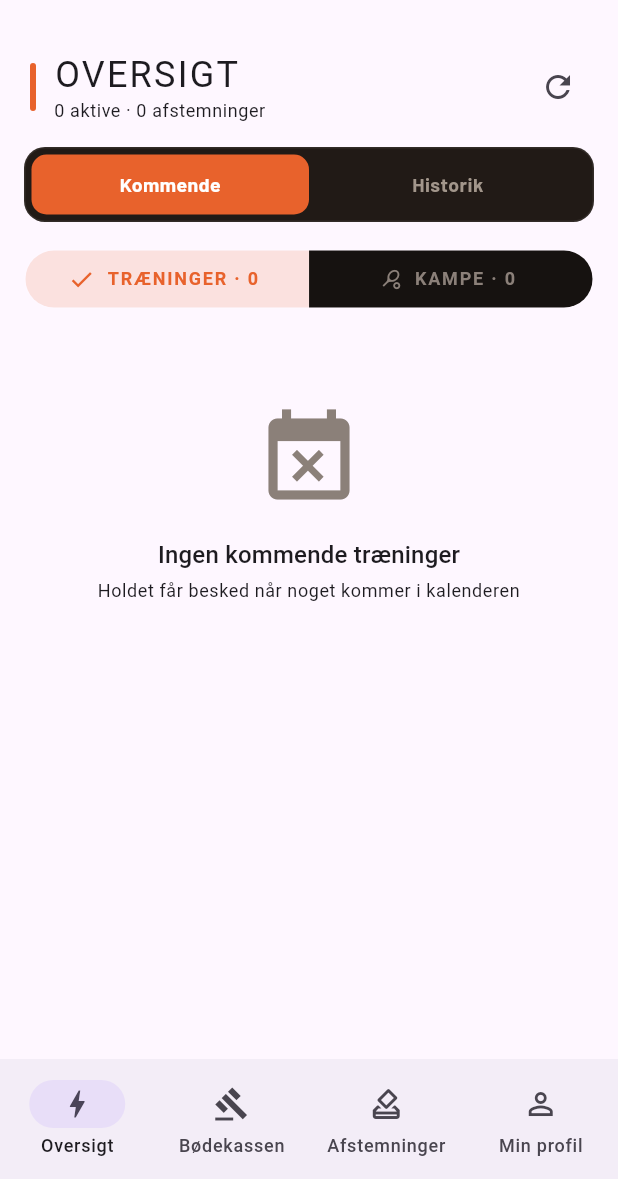
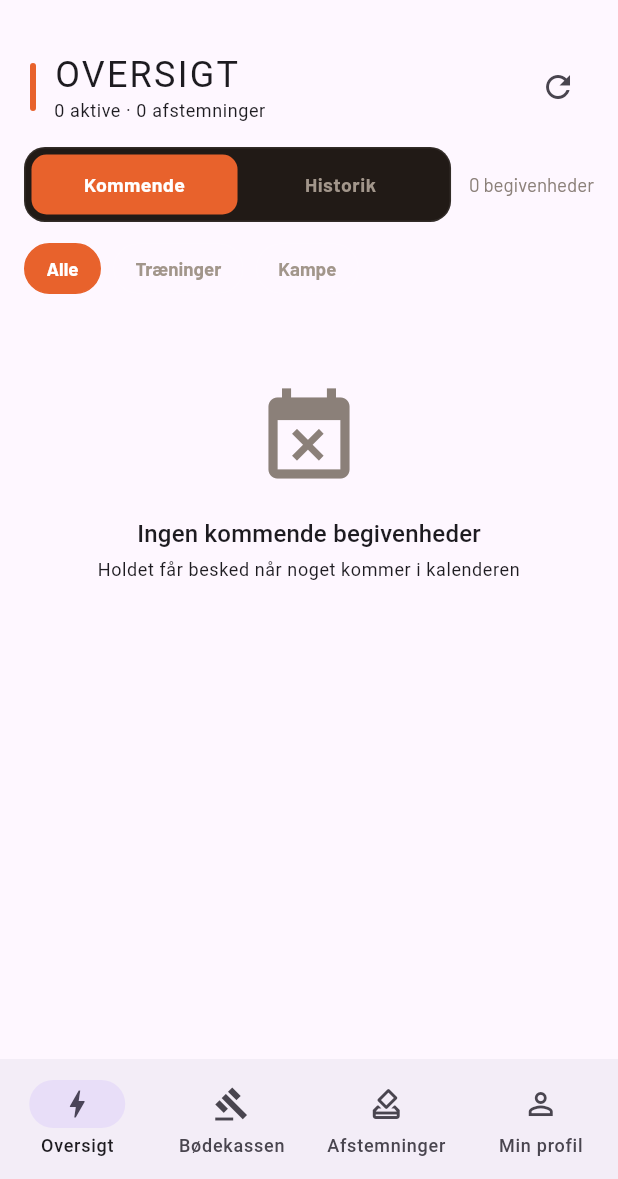
Before and after one commit to nicklashoukjaer/Talentapp, a Flutter app: the HomeShell screen opened directly, on a phone screen of 412 x 824 dp, the part 57-1236 px from its top. Run offline on Flutter 3.47's test engine with Material 3 defaults, Android fonts, the phone set to English and light mode, and no system bars; our stand-ins replace google_fonts, supabase_flutter; missing offline and left inert: dart:html, dart:js, onesignal_flutter; accounts and stored records are empty.

Commit message:
Reskin: Oversigt-filtre matcher prototypen
Filter-chips Alle / Træninger / Kampe som runde pille-chips (accent-fyldt
når aktiv) i stedet for SegmentedButton uden 'Alle'. 'Alle' er nu
standard og viser både træninger og kampe samlet. Antal begivenheder
vises ved siden af Kommende/Historik-toggle, som i prototypen.

Co-Authored-By: Claude Opus 4.8 (1M context) <noreply@anthropic.com>

```diff
--- a/lib/views/oversigt_view.dart
+++ b/lib/views/oversigt_view.dart
@@ -45,8 +45,8 @@ class _OversigtTabState extends State<OversigtTab> {
   List<_FeedItem> _items = const [];
   bool _loading = true;
   String? _error;
-  int _activeView = 0;       // 0 = AKTIVITETER, 1 = AFSTEMNINGER
-  int _activitySubview = 0;  // 0 = TRÆNINGER, 1 = KAMPE
+  final int _activeView = 0; // 0 = AKTIVITETER, 1 = AFSTEMNINGER
+  int _activitySubview = 0;  // 0 = Alle, 1 = Træninger, 2 = Kampe
   bool _showHistory = false; // når true: arkiverede begivenheder (>24t efter start)
   bool _historyLoaded = false; // lazy: historik (90 dage) hentes først ved behov
   List<Map<String, dynamic>> _groups = const []; // grupper brugeren er på
@@ -529,6 +529,27 @@ class _OversigtTabState extends State<OversigtTab> {
     }
   }
 
+  /// Rund filter-chip (Alle / Træninger / Kampe) — accent-fyldt når aktiv.
+  Widget _feedFilterChip(String label, int value) {
+    final active = _activitySubview == value;
+    return GestureDetector(
+      onTap: () => setState(() => _activitySubview = value),
+      child: Container(
+        padding: const EdgeInsets.symmetric(horizontal: 14, vertical: 7),
+        decoration: BoxDecoration(
+          color: active ? _neon : Colors.transparent,
+          borderRadius: BorderRadius.circular(999),
+          border: Border.all(color: active ? _neon : _borderSubtle),
+        ),
+        child: Text(label,
+            style: _body(
+                size: 12.5,
+                weight: FontWeight.w700,
+                color: active ? Colors.white : _textSecondary)),
+      ),
+    );
+  }
+
   @override
   Widget build(BuildContext context) {
     final theme = Theme.of(context);
@@ -586,8 +607,11 @@ class _OversigtTabState extends State<OversigtTab> {
     final showingTrainings = _activeView == 0;
     final List<_FeedItem> visible;
     if (showingTrainings) {
-      visible = (_activitySubview == 0 ? trainingItems : kampItems)
-          .cast<_FeedItem>();
+      visible = switch (_activitySubview) {
+        1 => trainingItems.cast<_FeedItem>(),
+        2 => kampItems.cast<_FeedItem>(),
+        _ => source.cast<_FeedItem>(), // 0 = Alle
+      };
     } else {
       visible = polls.cast<_FeedItem>();
     }
@@ -655,10 +679,12 @@ class _OversigtTabState extends State<OversigtTab> {
                         onChanged: (id) => setState(() => _switcherGroupId = id),
                       ),
                     ),
-                  // Kommende / Historik — pille-toggle (kun på AKTIVITETER)
+                  // Kommende / Historik + antal begivenheder (matcher prototypen)
                   if (showingTrainings)
                     Padding(
                       padding: const EdgeInsets.only(bottom: 14),
+                      child: Row(children: [
+                        Expanded(
                           child: _KommendeHistorikToggle(
                             showHistory: _showHistory,
                             onChanged: (show) {
@@ -670,46 +696,23 @@ class _OversigtTabState extends State<OversigtTab> {
                             },
                           ),
                         ),
-                  // (Aktiviteter/Afstemninger-segmentet fjernet — afstemninger
-                  //  har sin egen fane. Oversigt viser kun aktiviteter.)
-                  // Sub-tabs [TRÆNINGER] / [KAMPE] — kun på AKTIVITETER
-                  if (showingTrainings)
+                        const SizedBox(width: 12),
+                        Text('${source.length} begivenheder',
+                            style: _body(size: 12.5, color: _textMuted)),
+                      ]),
+                    ),
+                  // Filter-chips Alle / Træninger / Kampe — som prototypen
+                  // (kun på kommende aktiviteter; historik viser sæson-overblik)
+                  if (showingTrainings && !_showHistory)
                     Padding(
                       padding: const EdgeInsets.only(bottom: 20),
-                      child: SegmentedButton<int>(
-                        style: SegmentedButton.styleFrom(
-                          backgroundColor: _bgBlack,
-                          selectedBackgroundColor: _neon.withValues(alpha: 0.15),
-                          selectedForegroundColor: _neon,
-                          foregroundColor: _textMuted,
-                          side: const BorderSide(color: _borderSubtle),
-                          textStyle: const TextStyle(
-                              fontSize: 12,
-                              fontWeight: FontWeight.w700,
-                              letterSpacing: 1.2),
-                          padding: const EdgeInsets.symmetric(
-                              horizontal: 14, vertical: 8),
-                        ),
-                        segments: [
-                          ButtonSegment(
-                            value: 0,
-                            icon: const Icon(Icons.fitness_center, size: 14),
-                            label: Text('TRÆNINGER · ${trainingItems.length}',
-                                maxLines: 1, softWrap: false,
-                                overflow: TextOverflow.ellipsis),
-                          ),
-                          ButtonSegment(
-                            value: 1,
-                            icon: const Icon(Icons.sports_tennis, size: 14),
-                            label: Text('KAMPE · ${kampItems.length}',
-                                maxLines: 1, softWrap: false,
-                                overflow: TextOverflow.ellipsis),
-                          ),
-                        ],
-                        selected: {_activitySubview},
-                        onSelectionChanged: (s) =>
-                            setState(() => _activitySubview = s.first),
-                      ),
+                      child: Row(children: [
+                        _feedFilterChip('Alle', 0),
+                        const SizedBox(width: 8),
+                        _feedFilterChip('Træninger', 1),
+                        const SizedBox(width: 8),
+                        _feedFilterChip('Kampe', 2),
+                      ]),
                     )
                   else
                     const SizedBox(height: 12),
@@ -728,9 +731,11 @@ class _OversigtTabState extends State<OversigtTab> {
                               showingTrainings
                                   ? (_showHistory
                                       ? 'Ingen arkiverede begivenheder'
-                                      : (_activitySubview == 0
-                                          ? 'Ingen kommende træninger'
-                                          : 'Ingen kommende kampe'))
+                                      : switch (_activitySubview) {
+                                          1 => 'Ingen kommende træninger',
+                                          2 => 'Ingen kommende kampe',
+                                          _ => 'Ingen kommende begivenheder',
+                                        })
                                   : 'Ingen aktive afstemninger',
                               style: theme.textTheme.titleMedium),
                           const SizedBox(height: 4),
```
Lines whose indentation alone changed are shown as unchanged.
